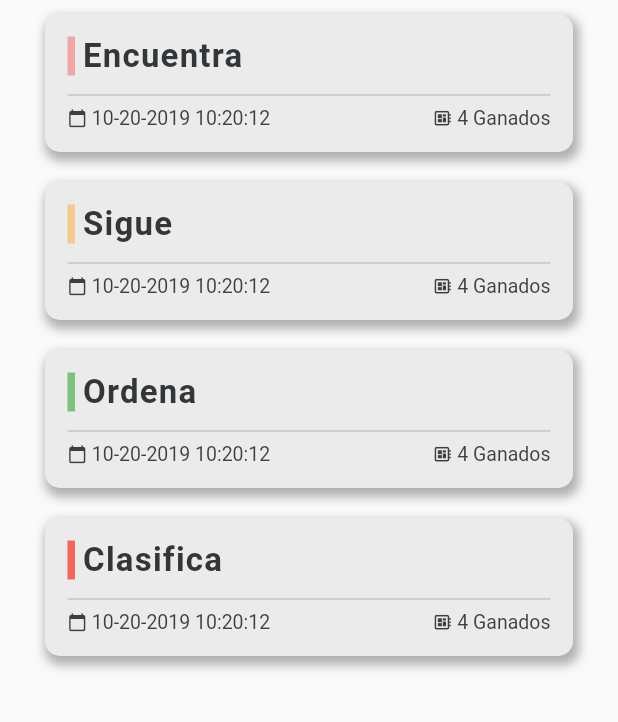
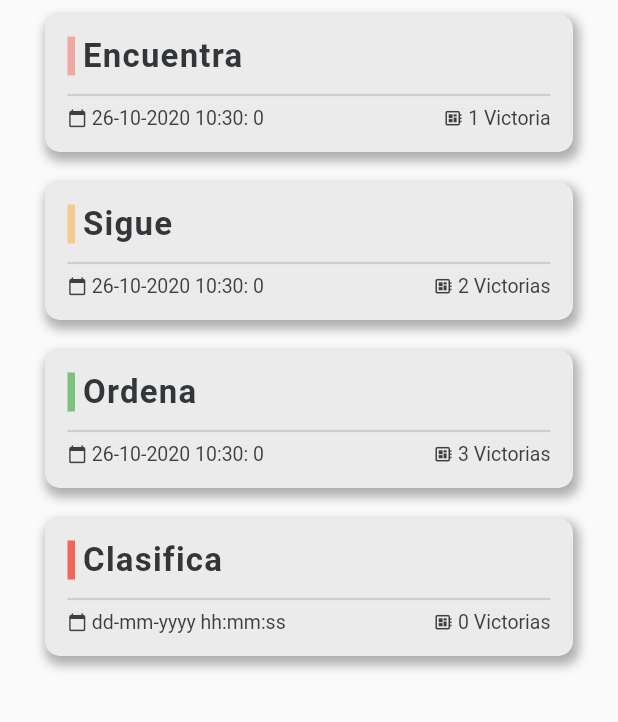
Before and after one commit to JohnnyGG98/app_movij, a Flutter app: the MenuJuegoMobile screen opened directly, on a phone screen of 412 x 824 dp. Shown: the part 319-1041 px from the top of the screen. Run offline on Flutter 3.47's test engine with Material 2 defaults, Android fonts, the phone set to English and light mode, and no system bars; our stand-ins replace audioplayers, flutter_tts, shared_preferences; missing offline and left inert: flame; accounts and stored records are empty; statements that could not run were skipped.

Commit message:
REFACTOR: Animation in game button
Adding new attributes to GameButton,
Offset por animation, and register for the laste played game of user,
SlideAnimation tu buttons, for two different offset,

closes #14

```diff
--- a/lib/models/button_game_model.dart
+++ b/lib/models/button_game_model.dart
@@ -1,4 +1,5 @@
 import 'package:app_movij/game_ctr.dart';
+import 'package:app_movij/models/game_register_model.dart';
 import 'package:app_movij/utils/transitions.dart';
 import 'package:flutter/material.dart';
 import 'package:shared_preferences/shared_preferences.dart';
@@ -7,13 +8,17 @@ class ButtonGameModel {
   String juego;
   Color color;
   String page;
+  Offset animationStart;
   Function(BuildContext context) onTap;
+  GameRegisterModel register;
 
   ButtonGameModel({
     @required this.juego,
     @required this.color,
     @required this.page,
+    @required this.animationStart,
     this.onTap,
+    this.register,
   });
 
   /// Devolvemos si el button tiene ruta
@@ -30,26 +35,34 @@ List<ButtonGameModel> buttonsTF = [
     color: Colors.red.withOpacity(0.4),
     juego: 'Encuentra',
     page: 'juego/tf/encuentra',
+    animationStart: Offset(40, 40),
+    register: GameRegisterModel(lastPlay: DateTime.now(), totalWins: 1),
   ),
   ButtonGameModel(
     color: Colors.orange.withOpacity(0.4),
     juego: 'Sigue',
     page: '',
+    animationStart: Offset(-20, -20),
     onTap: (BuildContext context) async {
       // La puntuacion mas alta guardada
       SharedPreferences store = await SharedPreferences.getInstance();
       GameController gc = new GameController(store);
       Navigator.push(context, DefaultFadeTransition(child: gc.widget));
-    }
+    },
+    register: GameRegisterModel(lastPlay: DateTime.now(), totalWins: 2),
   ),
   ButtonGameModel(
     color: Colors.green.withOpacity(0.7),
     juego: 'Ordena',
     page: 'juego/tf/ordena',
+    animationStart: Offset(20, 20),
+    register: GameRegisterModel(lastPlay: DateTime.now(), totalWins: 3),
   ),
   ButtonGameModel(
     color: Colors.red.withOpacity(0.8),
     juego: 'Clasifica',
     page: 'juego/tf/clasifica',
+    animationStart: Offset(-40, -40),
+    register: GameRegisterModel(),
   ),
 ];
--- /dev/null
+++ b/lib/models/game_register_model.dart
@@ -0,0 +1,17 @@
+class GameRegisterModel {
+
+  DateTime lastPlay;
+  int totalWins;
+
+  GameRegisterModel({
+    this.lastPlay,
+    this.totalWins = 0,
+  });
+
+  String get labelWins => '$totalWins Victoria${totalWins == 1 ? '' : 's'}';
+  String get labelLastPlay {
+    if (lastPlay == null) return 'dd-mm-yyyy hh:mm:ss';
+
+    return '${lastPlay.day.toString().padLeft(2)}-${lastPlay.month.toString().padLeft(2)}-${lastPlay.year.toString()} ${lastPlay.hour.toString().padLeft(1)}:${lastPlay.minute.toString().padLeft(2)}:${lastPlay.second.toString().padLeft(2)}';
+  }
+}
--- a/lib/pages/menu/juegos/juegos_tf.dart
+++ b/lib/pages/menu/juegos/juegos_tf.dart
@@ -1,6 +1,6 @@
 import 'package:app_movij/models/button_game_model.dart';
-import 'package:app_movij/pages/menu/juegos/button_game.dart';
 import 'package:app_movij/pages/menu/juegos/head_list_game.dart';
+import 'package:app_movij/widgets/game_menu/button_game.dart';
 import 'package:flutter/material.dart';
 
 class JuegosTFPage extends StatelessWidget {
--- a/lib/pages/menu/juegos/button_game.dart
+++ b/lib/widgets/game_menu/button_game.dart
@@ -2,7 +2,7 @@ import 'package:app_movij/models/button_game_model.dart';
 import 'package:flame/flame.dart';
 import 'package:flutter/material.dart';
 
-class ButtonGame extends StatelessWidget {
+class ButtonGame extends StatefulWidget {
   final ButtonGameModel model;
   const ButtonGame({
     Key key,
@@ -10,17 +10,61 @@ class ButtonGame extends StatelessWidget {
   }) : super(key: key);
 
   @override
+  _ButtonGameState createState() => _ButtonGameState();
+}
+
+class _ButtonGameState extends State<ButtonGame> with TickerProviderStateMixin {
+  AnimationController controller;
+  Animation<Offset> animation;
+
+  @override
+  void initState() {
+    super.initState();
+    controller = AnimationController(
+      vsync: this,
+      duration: const Duration(milliseconds: 1500),
+    );
+    final curve = CurvedAnimation(curve: Curves.decelerate, parent: controller);
+
+    animation = Tween<Offset>(
+      begin: widget.model.animationStart,
+      end: Offset.zero,
+    ).animate(curve);
+
+    controller.forward();
+  }
+
+  @override
+  void dispose() {
+    controller?.dispose();
+    super.dispose();
+  }
+
+  @override
   Widget build(BuildContext context) {
     return GestureDetector(
-      onTap: () async {
-        await Flame.audio.play('play.wav', volume: 0.15);
-        if (model.haveRoute) {
-          Navigator.of(context).pushNamed(model.page);
-        } else {
-          model.onTap(context);
-        }
+      onTap: () {
+        controller.reverse();
+        Flame.audio.play('play.wav', volume: 0.15);
+        Future.delayed(const Duration(milliseconds: 500), () {
+          if (widget.model.haveRoute) {
+            Navigator.of(context).pushNamed(widget.model.page);
+          } else {
+            widget.model.onTap(context);
+          }
+        });
+        // Volvemos a la posicion inicial en bg
+        Future.delayed(const Duration(milliseconds: 700), () {
+          controller.forward();
+        });
       },
-      child: _getButton(),
+      child: FadeTransition(
+        opacity: controller,
+        child: SlideTransition(
+          position: animation,
+          child: _getButton(),
+        ),
+      ),
     );
   }
 
@@ -61,13 +105,13 @@ class ButtonGame extends StatelessWidget {
       decoration: BoxDecoration(
         border: Border(
           left: BorderSide(
-            color: model.color,
+            color: widget.model.color,
             width: 5,
           ),
         ),
       ),
       child: Text(
-        model.juego,
+        widget.model.juego,
         textAlign: TextAlign.left,
         style: TextStyle(
           color: Color(0xFF323639),
@@ -82,9 +126,11 @@ class ButtonGame extends StatelessWidget {
   Row _getBottom() {
     return Row(
       children: [
-        ..._getIcon(Icons.calendar_today, ' 10-20-2019 10:20:12'),
+        ..._getIcon(
+            Icons.calendar_today, ' ${widget.model.register?.labelLastPlay}'),
         Spacer(),
-        ..._getIcon(Icons.developer_board, ' 4 Ganados'),
+        ..._getIcon(
+            Icons.developer_board, ' ${widget.model.register?.labelWins}'),
       ],
     );
   }
```
